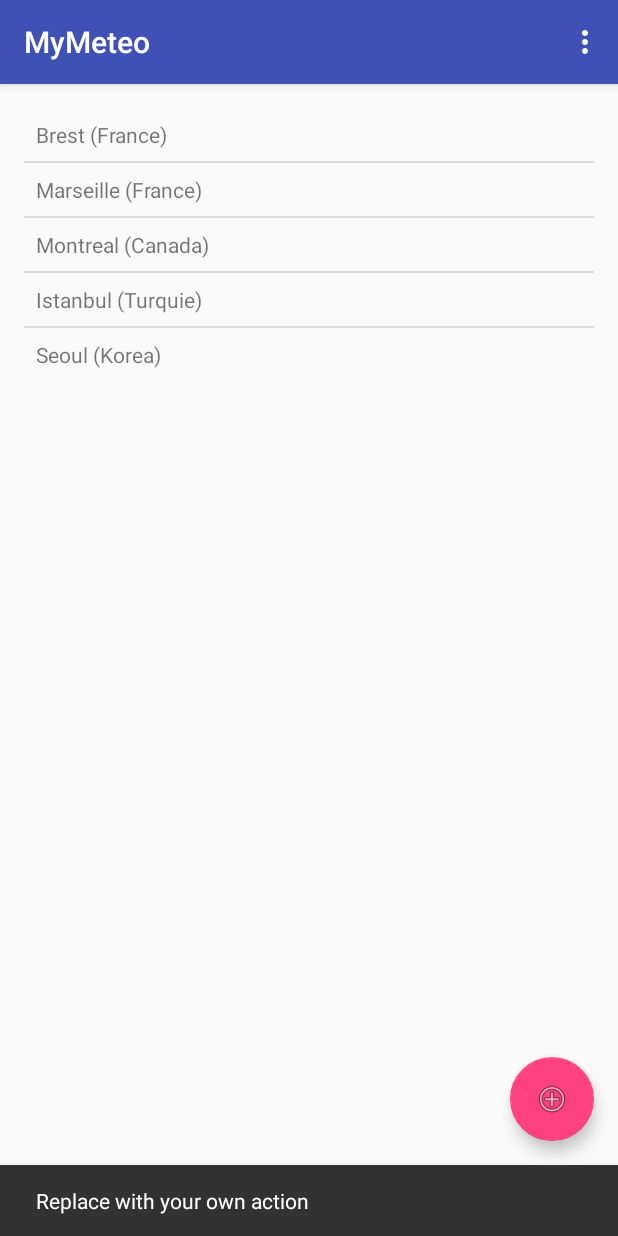
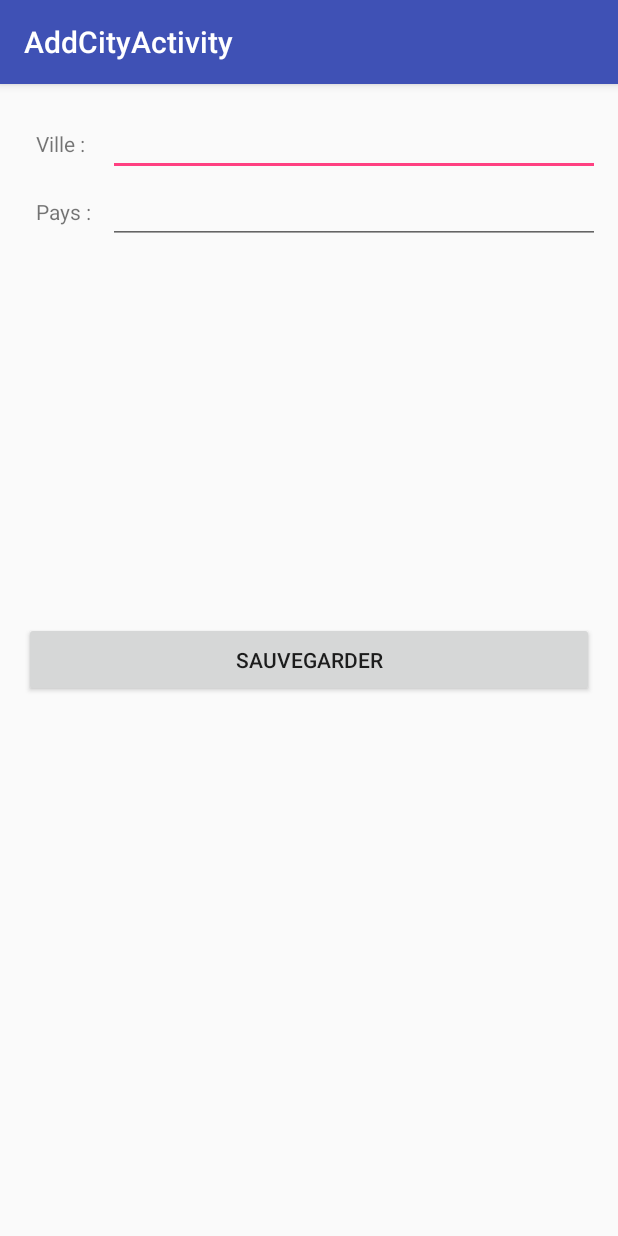
Before and after one commit to paboccard/MyMeteo_android, an Android app: the screen it shows after launch (CityActivity before the commit, AddCityActivity after it), after a tap on an icon or button, on a phone screen of 412 x 824 dp. Run offline under Robolectric (Android 15) with nearby library versions, the phone set to English and light mode, and no system bars.

Commit message:
question 5

```diff
--- /dev/null
+++ b/app/src/main/java/com/example/uapv1600460/mymeteo/AddCityActivity.java
@@ -0,0 +1,33 @@
+package com.example.uapv1600460.mymeteo;
+
+import android.os.Bundle;
+import android.app.Activity;
+import android.support.v7.app.AppCompatActivity;
+import android.support.v7.widget.Toolbar;
+import android.view.View;
+import android.widget.EditText;
+
+public class AddCityActivity extends AppCompatActivity {
+
+    private EditText nameCity;
+    private EditText nameCountry;
+
+    @Override
+    protected void onCreate(Bundle savedInstanceState) {
+        super.onCreate(savedInstanceState);
+        setContentView(R.layout.activity_add_city);
+        Toolbar toolbar = (Toolbar) findViewById(R.id.toolbar);
+        setSupportActionBar(toolbar);
+
+        nameCity = (EditText) findViewById(R.id.text_name_city);
+        nameCountry = (EditText) findViewById(R.id.text_country);
+
+    }
+
+    public void addCity(View view){
+        City newCity = new City(nameCity.getText().toString(),nameCountry.getText().toString(),"",0,0,0,"");
+        CityActivity.cities.add(newCity);
+        finish();
+    }
+
+}
--- a/app/src/main/java/com/example/uapv1600460/mymeteo/City.java
+++ b/app/src/main/java/com/example/uapv1600460/mymeteo/City.java
@@ -16,6 +16,8 @@ public class City implements Serializable {
     String directionWind;
     float pressur;
     float temperature;
+
+    public City(){};
 
     public City(String name, String country, String dateLastRelev, float pressur, float speedWind, float temperature, String directionWind) {
         this.name = name;
--- a/app/src/main/java/com/example/uapv1600460/mymeteo/CityActivity.java
+++ b/app/src/main/java/com/example/uapv1600460/mymeteo/CityActivity.java
@@ -4,9 +4,12 @@ package com.example.uapv1600460.mymeteo;
 import android.app.Activity;
 import android.content.DialogInterface;
 import android.content.Intent;
+import android.net.Uri;
+import android.os.AsyncTask;
 import android.os.Bundle;
 import android.support.design.widget.FloatingActionButton;
 import android.support.design.widget.Snackbar;
+import android.support.v4.widget.SwipeRefreshLayout;
 import android.support.v7.app.AlertDialog;
 import android.support.v7.app.AppCompatActivity;
 import android.support.v7.widget.Toolbar;
@@ -16,17 +19,24 @@ import android.view.View;
 import android.widget.AdapterView;
 import android.widget.ListView;
 import android.widget.TextView;
+import android.widget.Toast;
 
+import java.io.IOException;
+import java.net.MalformedURLException;
+import java.net.URL;
 import java.util.ArrayList;
+import java.util.List;
 
 public class CityActivity extends AppCompatActivity {
 
     private ListView myListCity;
     static ArrayList<City> cities = new ArrayList<>();
     CityAdapter cityAdapter;
+    SwipeRefreshLayout swipeRefreshCities;
 
     @Override
     protected void onCreate(Bundle savedInstanceState) {
+
         super.onCreate(savedInstanceState);
         setContentView(R.layout.activity_main);
         Toolbar toolbar = (Toolbar) findViewById(R.id.toolbar);
@@ -36,16 +46,19 @@ public class CityActivity extends AppCompatActivity {
         fab.setOnClickListener(new View.OnClickListener() {
             @Override
             public void onClick(View view) {
-                Snackbar.make(view, "Replace with your own action", Snackbar.LENGTH_LONG)
-                        .setAction("Action", null).show();
+                Intent intent = new Intent(getBaseContext(), AddCityActivity.class);
+                startActivity(intent);
+                //Snackbar.make(view, "Replace with your own action", Snackbar.LENGTH_LONG)
+                //        .setAction("Action", null).show();
             }
         });
 
         myListCity = (ListView) findViewById(R.id.listView);
+        swipeRefreshCities = (SwipeRefreshLayout) findViewById(R.id.swipeContainer);
+
         cities = City.getAllCities();
 
-        cityAdapter = new CityAdapter(this,cities);
-
+        cityAdapter = new CityAdapter(this, cities);
         myListCity.setAdapter(cityAdapter);
 
         /*
@@ -56,8 +69,8 @@ public class CityActivity extends AppCompatActivity {
 
                 City citySelect = (City) myListCity.getItemAtPosition(position);
 
-                Intent intent = new Intent(getBaseContext() , CityListActivity.class);
-                intent.putExtra("city-selected",citySelect);
+                Intent intent = new Intent(getBaseContext(), CityListActivity.class);
+                intent.putExtra("city-selected", citySelect);
                 startActivity(intent);
             }
         });
@@ -69,7 +82,7 @@ public class CityActivity extends AppCompatActivity {
             @Override
             public boolean onItemLongClick(AdapterView<?> adapterView, View view, int i, long l) {
 
-                City city = (City)myListCity.getItemAtPosition(i);
+                City city = (City) myListCity.getItemAtPosition(i);
                 final int position = i;
                 AlertDialog.Builder builder = new AlertDialog.Builder(CityActivity.this, R.style.MyAlertDialogStyle);
                 builder.setTitle("Supprimer");
@@ -79,7 +92,7 @@ public class CityActivity extends AppCompatActivity {
                     @Override
                     public void onClick(DialogInterface dialog, int which) {
                         cities.remove(position);
-                        cityAdapter = new CityAdapter(CityActivity.this,cities);
+                        cityAdapter = new CityAdapter(CityActivity.this, cities);
                         myListCity.setAdapter(cityAdapter);
                     }
                 });
@@ -87,6 +100,14 @@ public class CityActivity extends AppCompatActivity {
                 builder.show();
 
                 return true;
+            }
+        });
+
+        swipeRefreshCities.setOnRefreshListener(new SwipeRefreshLayout.OnRefreshListener() {
+            @Override
+            public void onRefresh() {
+                ReloadListView reloadListView = new ReloadListView();
+                reloadListView.execute();
             }
         });
     }
@@ -113,4 +134,54 @@ public class CityActivity extends AppCompatActivity {
         return super.onOptionsItemSelected(item);
     }
 
+    @Override
+    public void onResume() {
+        super.onResume();  // Always call the superclass method first
+        myListCity = (ListView) findViewById(R.id.listView);
+
+        cityAdapter = new CityAdapter(this, cities);
+        myListCity.setAdapter(cityAdapter);
+    }
+
+
+    private class ReloadListView extends AsyncTask {
+
+        @Override
+        protected Object doInBackground(Object[] objects) {
+            String result = "";
+            try {
+                JSONResponseHandler json = new JSONResponseHandler();
+                String query = "select * from weather.forecast where woeid in (select woeid from geo.places(1) where text='annecy, fr')&format=json";
+                List<String> results = json.handleResponse(new URL("https://query.yahooapis.com/v1/public/yql?q=" + Uri.encode(query)).openStream(),"");
+                System.out.println(results.toString());
+            } catch (MalformedURLException e) {
+                e.printStackTrace();
+            } catch (IOException e) {
+                e.printStackTrace();
+            }
+            return null;
+        }
+
+        https://query.yahooapis.com/v1/public/yql?q=select%20*%20from%20weather.forecast%20where%20woeid%20in%20(select%20woeid%20from%20geo.places(1)%20where%20text%3D'annecy%2C%20fr')%26format%3Djson
+
+        @Override
+        protected void onPreExecute() {
+            super.onPreExecute();
+            Toast.makeText(getApplicationContext(),"Traitement en cours...",Toast.LENGTH_LONG).show();
+            swipeRefreshCities.setRefreshing(true);
+        }
+
+        @Override
+        protected void onPostExecute(Object o) {
+            super.onPostExecute(o);
+            Toast.makeText(getApplicationContext(),"Le traitement asynchrone est terminé",Toast.LENGTH_LONG).show();
+            swipeRefreshCities.setRefreshing(false);
+        }
+
+        @Override
+        protected void onProgressUpdate(Object[] values) {
+            super.onProgressUpdate(values);
+        }
+    }
+
 }
--- a/app/src/main/java/com/example/uapv1600460/mymeteo/CityListActivity.java
+++ b/app/src/main/java/com/example/uapv1600460/mymeteo/CityListActivity.java
@@ -19,14 +19,14 @@ public class CityListActivity extends AppCompatActivity {
         Toolbar toolbar = (Toolbar) findViewById(R.id.toolbar);
         setSupportActionBar(toolbar);
 
-        FloatingActionButton fab = (FloatingActionButton) findViewById(R.id.fab);
+        /*FloatingActionButton fab = (FloatingActionButton) findViewById(R.id.fab);
         fab.setOnClickListener(new View.OnClickListener() {
             @Override
             public void onClick(View view) {
                 Snackbar.make(view, "Replace with your own action", Snackbar.LENGTH_LONG)
                         .setAction("Action", null).show();
             }
-        });
+        });*/
 
 
         Intent intent = getIntent();
--- /dev/null
+++ b/app/src/main/res/layout/activity_add_city.xml
@@ -0,0 +1,28 @@
+<?xml version="1.0" encoding="utf-8"?>
+<android.support.design.widget.CoordinatorLayout xmlns:android="http://schemas.android.com/apk/res/android"
+    xmlns:app="http://schemas.android.com/apk/res-auto"
+    xmlns:tools="http://schemas.android.com/tools"
+    android:layout_width="match_parent"
+    android:layout_height="match_parent"
+    android:fitsSystemWindows="true"
+    tools:context="com.example.uapv1600460.mymeteo.AddCityActivity">
+
+    <android.support.design.widget.AppBarLayout
+        android:layout_width="match_parent"
+        android:layout_height="wrap_content"
+        android:theme="@style/AppTheme.AppBarOverlay">
+
+        <android.support.v7.widget.Toolbar
+            android:id="@+id/toolbar"
+            android:layout_width="match_parent"
+            android:layout_height="?attr/actionBarSize"
+            android:background="?attr/colorPrimary"
+            app:popupTheme="@style/AppTheme.PopupOverlay" />
+
+    </android.support.design.widget.AppBarLayout>
+
+    <include layout="@layout/content_add_city" />
+
+
+
+</android.support.design.widget.CoordinatorLayout>
--- /dev/null
+++ b/app/src/main/res/layout/content_add_city.xml
@@ -0,0 +1,65 @@
+<?xml version="1.0" encoding="utf-8"?>
+<RelativeLayout xmlns:android="http://schemas.android.com/apk/res/android"
+    xmlns:app="http://schemas.android.com/apk/res-auto"
+    xmlns:tools="http://schemas.android.com/tools"
+    android:layout_width="match_parent"
+    android:layout_height="match_parent"
+    android:paddingBottom="@dimen/activity_vertical_margin"
+    android:paddingLeft="@dimen/activity_horizontal_margin"
+    android:paddingRight="@dimen/activity_horizontal_margin"
+    android:paddingTop="@dimen/activity_vertical_margin"
+    app:layout_behavior="@string/appbar_scrolling_view_behavior"
+    tools:context="com.example.uapv1600460.mymeteo.AddCityActivity"
+    tools:showIn="@layout/activity_add_city">
+
+    <LinearLayout
+        android:layout_width="match_parent"
+        android:layout_height="wrap_content"
+        android:orientation="vertical">
+
+        <GridLayout xmlns:tools="http://schemas.android.com/tools"
+            android:id="@+id/GridLayout1"
+            android:layout_width="match_parent"
+            android:layout_height="wrap_content"
+            android:clipToPadding="true"
+            android:columnCount="2"
+            android:fitsSystemWindows="true"
+            android:orientation="horizontal"
+            android:rowCount="2">
+
+            <TextView
+                android:layout_width="wrap_content"
+                android:layout_height="wrap_content"
+                android:padding="8dp"
+                android:text="Ville : " />
+
+            <EditText
+                android:id="@+id/text_name_city"
+                android:layout_width="fill_parent"
+                android:layout_height="wrap_content"
+                android:inputType="text" />
+
+            <TextView
+                android:layout_width="wrap_content"
+                android:layout_height="wrap_content"
+                android:padding="8dp"
+                android:text="Pays : " />
+
+            <EditText
+                android:id="@+id/text_country"
+                android:layout_width="fill_parent"
+                android:layout_height="wrap_content"
+                android:inputType="text" />
+        </GridLayout>
+
+    </LinearLayout>
+
+    <Button android:id="@+id/btnAdd"
+        android:layout_width="fill_parent"
+        android:layout_height="50dp"
+        android:layout_centerInParent="true"
+        android:text="@string/btn_addCity"
+        android:onClick="addCity"></Button>
+
+
+    </RelativeLayout>
--- a/app/src/main/res/values/strings.xml
+++ b/app/src/main/res/values/strings.xml
@@ -2,4 +2,7 @@
     <string name="app_name">MyMeteo</string>
     <string name="action_settings">Settings</string>
     <string name="title_activity_city_list">CityListActivity</string>
+    <string name="title_activity_add_city">AddCityActivity</string>
+    <string name="menu_add_city">Ajouter une ville</string>
+    <string name="btn_addCity">Sauvegarder</string>
 </resources>
```
Also changed, not shown: app/src/main/AndroidManifest.xml (+10 -4 lines), app/src/main/java/com/example/uapv1600460/mymeteo/JSONResponseHandler.java (added, +183 -0 lines), app/src/main/java/com/example/uapv1600460/mymeteo/ReloadListView.java (added, +28 -0 lines), app/src/main/java/com/example/uapv1600460/mymeteo/Weather.java (added, +64 -0 lines), app/src/main/java/com/example/uapv1600460/mymeteo/YahooClient.java (added, +22 -0 lines), app/src/main/res/layout/content_main.xml (+8 -0 lines), app/src/main/res/menu/menu_add_city.xml (added, +9 -0 lines).
